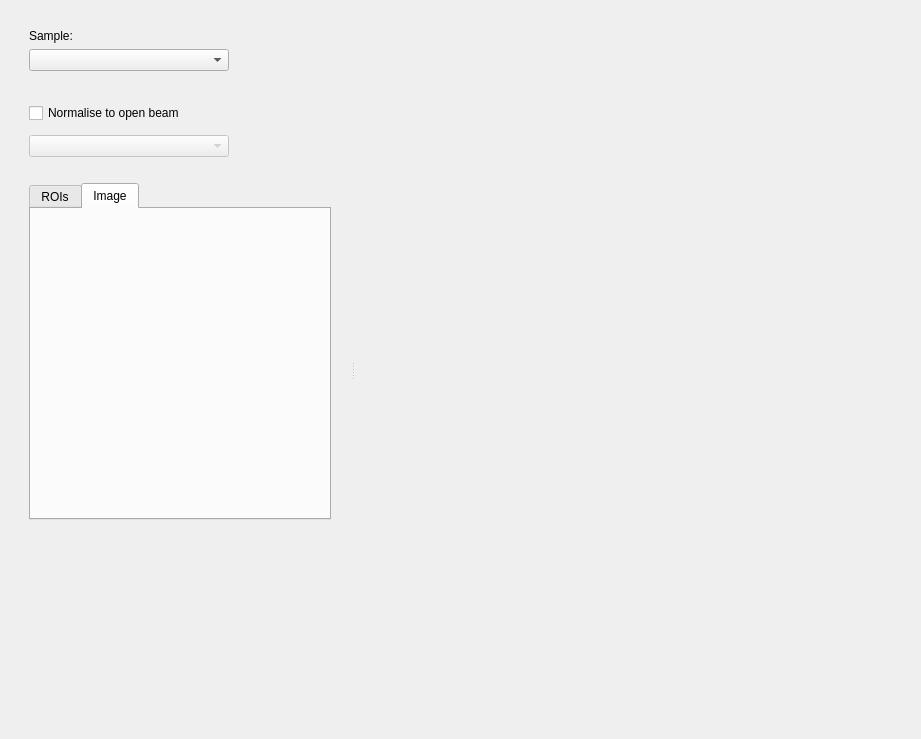
First picture: the form in mantidimaging/gui/ui/spectrum_viewer.ui, repository mantidproject/mantidimaging, before the edit.
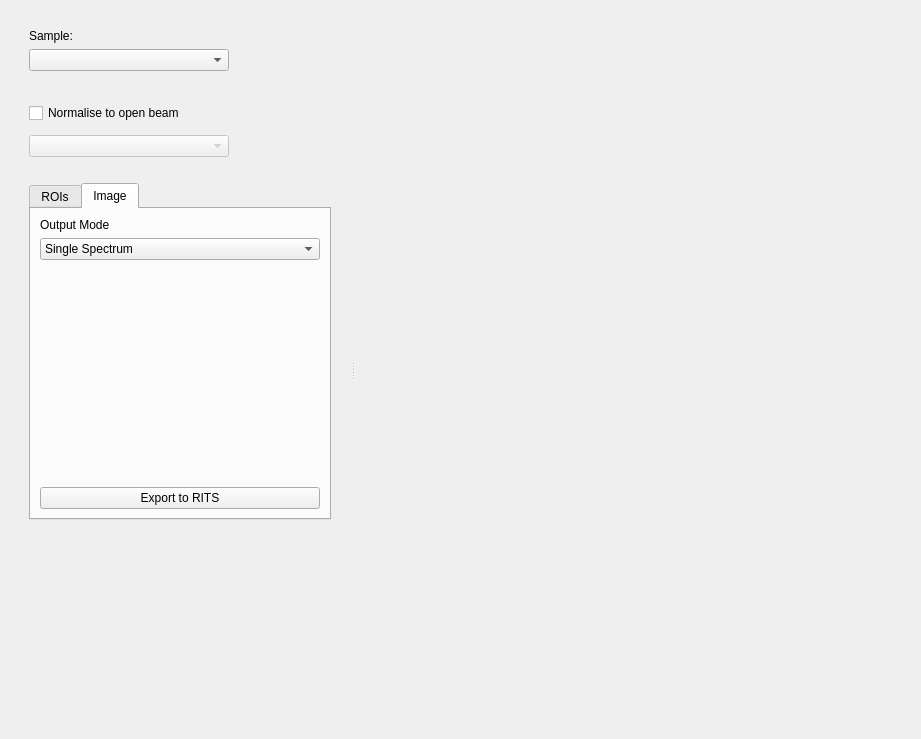
Second picture: the form after the edit. The open tabs and pages were chosen to show the change. Custom widgets are drawn as their Qt base class.

Commit message: Spectrum Viewer: add tab for RITS export

The edit to the form file:
```diff
--- a/mantidimaging/gui/ui/spectrum_viewer.ui
+++ b/mantidimaging/gui/ui/spectrum_viewer.ui
@@ -246,7 +246,44 @@
            <attribute name="title">
             <string>Image</string>
            </attribute>
-           <layout class="QVBoxLayout" name="verticalLayout_6"/>
+           <layout class="QVBoxLayout" name="verticalLayout_6">
+            <item>
+             <widget class="QLabel" name="label">
+              <property name="text">
+               <string>Output Mode</string>
+              </property>
+             </widget>
+            </item>
+            <item>
+             <widget class="QComboBox" name="image_output_mode">
+              <item>
+               <property name="text">
+                <string>Single Spectrum</string>
+               </property>
+              </item>
+             </widget>
+            </item>
+            <item>
+             <spacer name="verticalSpacer_2">
+              <property name="orientation">
+               <enum>Qt::Vertical</enum>
+              </property>
+              <property name="sizeHint" stdset="0">
+               <size>
+                <width>20</width>
+                <height>40</height>
+               </size>
+              </property>
+             </spacer>
+            </item>
+            <item>
+             <widget class="QPushButton" name="exportButtonRITS">
+              <property name="text">
+               <string>Export to RITS</string>
+              </property>
+             </widget>
+            </item>
+           </layout>
           </widget>
          </widget>
         </item>
```
